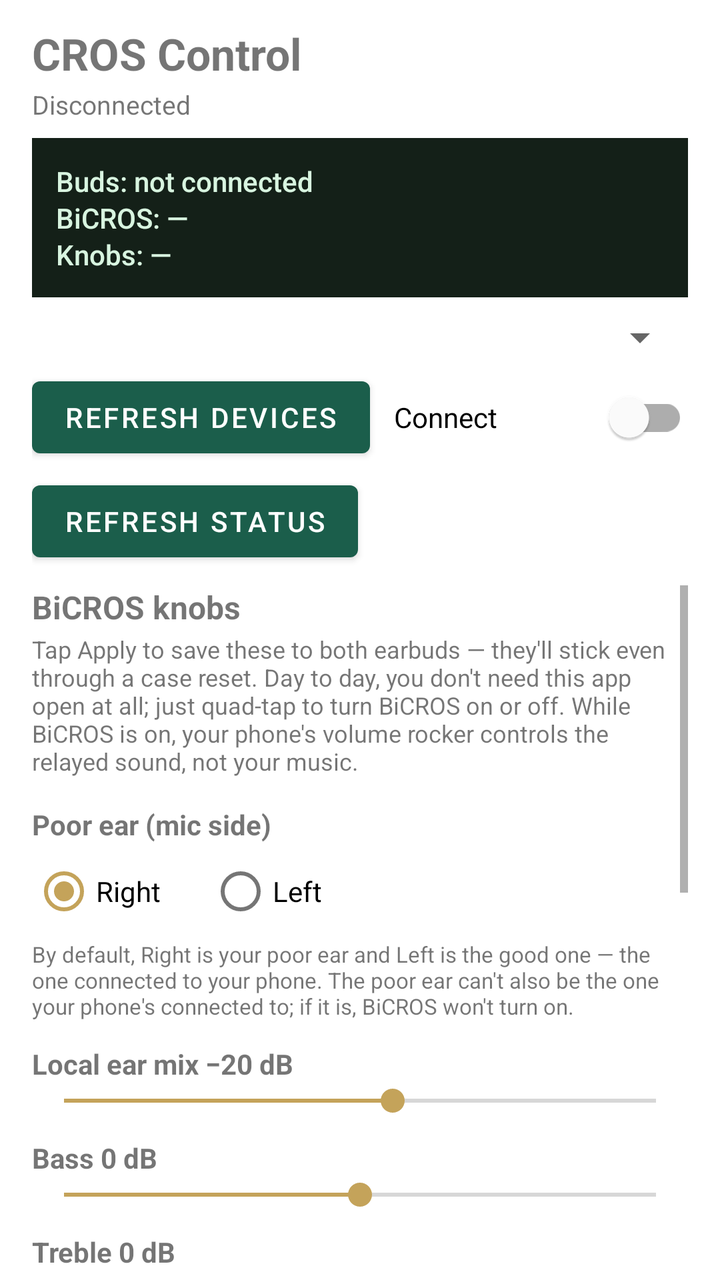
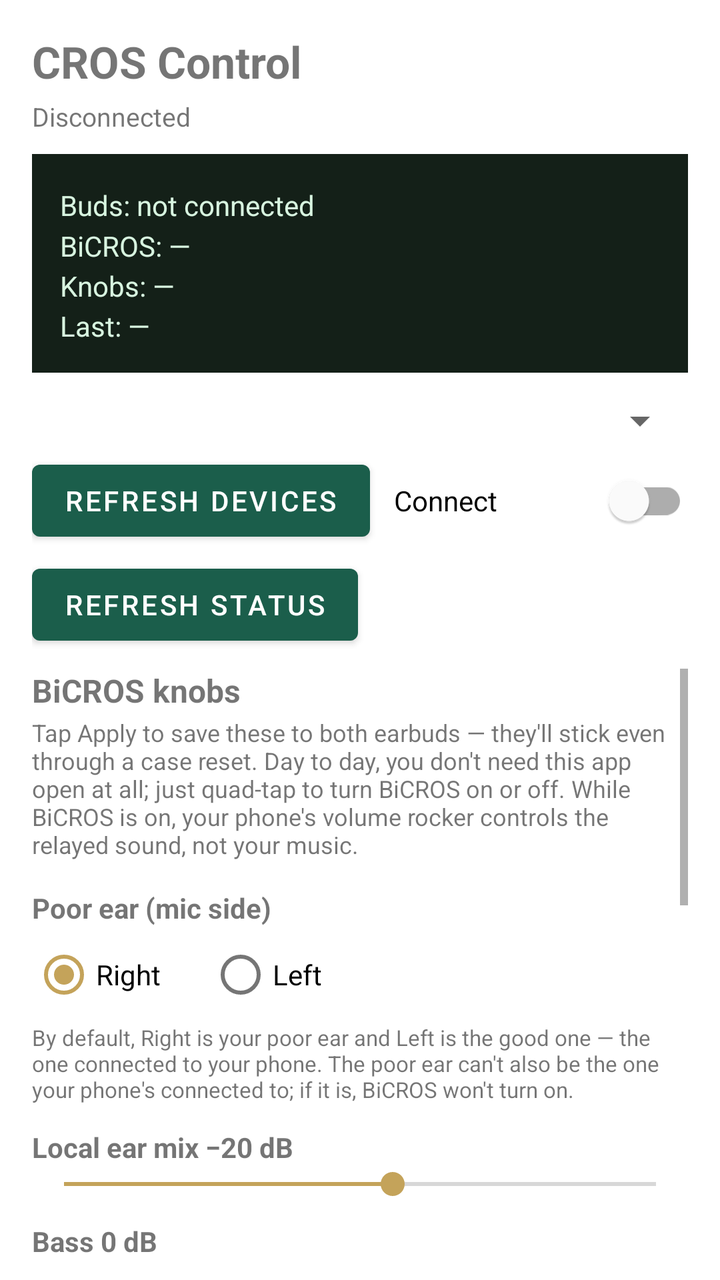

Before-and-after screenshots of an Android layout around one commit, followed by the original layout XML and the change that was made.
<!-- AndroidManifest.xml: application theme Theme.CrosLog -->
<!-- res/layout/activity_main.xml -->
<?xml version="1.0" encoding="utf-8"?>
<LinearLayout xmlns:android="http://schemas.android.com/apk/res/android"
    android:layout_width="match_parent"
    android:layout_height="match_parent"
    android:orientation="vertical"
    android:paddingHorizontal="16dp"
    android:paddingTop="12dp"
    android:paddingBottom="8dp">

    <TextView
        android:id="@+id/titleText"
        android:layout_width="match_parent"
        android:layout_height="wrap_content"
        android:text="@string/app_name"
        android:textSize="22sp"
        android:textStyle="bold" />

    <TextView
        android:id="@+id/statusText"
        android:layout_width="match_parent"
        android:layout_height="wrap_content"
        android:layout_marginTop="2dp"
        android:text="@string/status_idle"
        android:textSize="13sp" />

    <TextView
        android:id="@+id/statusBanner"
        android:layout_width="match_parent"
        android:layout_height="wrap_content"
        android:layout_marginTop="8dp"
        android:background="#142018"
        android:fontFamily="sans-serif-medium"
        android:lineSpacingExtra="2dp"
        android:padding="12dp"
        android:text="@string/status_banner_idle"
        android:textColor="#D8F5E0"
        android:textSize="14sp" />

    <Spinner
        android:id="@+id/deviceSpinner"
        android:layout_width="match_parent"
        android:layout_height="wrap_content"
        android:layout_marginTop="8dp" />

    <LinearLayout
        android:layout_width="match_parent"
        android:layout_height="wrap_content"
        android:layout_marginTop="4dp"
        android:gravity="center_vertical"
        android:orientation="horizontal">

        <Button
            android:id="@+id/refreshButton"
            android:layout_width="wrap_content"
            android:layout_height="wrap_content"
            android:text="@string/refresh" />

        <com.google.android.material.switchmaterial.SwitchMaterial
            android:id="@+id/connectSwitch"
            android:layout_width="0dp"
            android:layout_height="wrap_content"
            android:layout_marginStart="12dp"
            android:layout_weight="1"
            android:checked="false"
            android:text="@string/connect_toggle" />
    </LinearLayout>

    <Button
        android:id="@+id/refreshStatusButton"
        android:layout_width="wrap_content"
        android:layout_height="wrap_content"
        android:layout_marginTop="4dp"
        android:text="@string/refresh_status" />

    <ScrollView
        android:layout_width="match_parent"
        android:layout_height="0dp"
        android:layout_marginTop="8dp"
        android:layout_weight="1"
        android:fillViewport="true">

        <LinearLayout
            android:layout_width="match_parent"
            android:layout_height="wrap_content"
            android:orientation="vertical"
            android:paddingBottom="16dp">

            <TextView
                android:layout_width="match_parent"
                android:layout_height="wrap_content"
                android:text="@string/knobs_title"
                android:textSize="16sp"
                android:textStyle="bold" />

            <TextView
                android:layout_width="match_parent"
                android:layout_height="wrap_content"
                android:layout_marginTop="2dp"
                android:text="@string/knobs_hint"
                android:textSize="12sp" />

            <TextView
                android:layout_width="match_parent"
                android:layout_height="wrap_content"
                android:layout_marginTop="14dp"
                android:text="@string/poor_side_label"
                android:textStyle="bold" />

            <RadioGroup
                android:id="@+id/poorSideGroup"
                android:layout_width="match_parent"
                android:layout_height="wrap_content"
                android:orientation="horizontal">

                <RadioButton
                    android:id="@+id/poorRight"
                    android:layout_width="wrap_content"
                    android:layout_height="wrap_content"
                    android:checked="true"
                    android:text="@string/poor_right" />

                <RadioButton
                    android:id="@+id/poorLeft"
                    android:layout_width="wrap_content"
                    android:layout_height="wrap_content"
                    android:layout_marginStart="24dp"
                    android:text="@string/poor_left" />
            </RadioGroup>

            <TextView
                android:layout_width="match_parent"
                android:layout_height="wrap_content"
                android:text="@string/poor_side_hint"
                android:textSize="11sp" />

            <TextView
                android:id="@+id/mixLabel"
                android:layout_width="match_parent"
                android:layout_height="wrap_content"
                android:layout_marginTop="12dp"
                android:text="@string/mix_label"
                android:textStyle="bold" />

            <SeekBar
                android:id="@+id/mixSeek"
                android:layout_width="match_parent"
                android:layout_height="wrap_content"
                android:max="9"
                android:progress="5" />

            <TextView
                android:id="@+id/bassLabel"
                android:layout_width="match_parent"
                android:layout_height="wrap_content"
                android:layout_marginTop="10dp"
                android:text="@string/bass_label"
                android:textStyle="bold" />

            <SeekBar
                android:id="@+id/bassSeek"
                android:layout_width="match_parent"
                android:layout_height="wrap_content"
                android:max="12"
                android:progress="6" />

            <TextView
                android:id="@+id/trebleLabel"
                android:layout_width="match_parent"
                android:layout_height="wrap_content"
                android:layout_marginTop="10dp"
                android:text="@string/treble_label"
                android:textStyle="bold" />

            <SeekBar
                android:id="@+id/trebleSeek"
                android:layout_width="match_parent"
                android:layout_height="wrap_content"
                android:max="12"
                android:progress="6" />

            <TextView
                android:id="@+id/volLabel"
                android:layout_width="match_parent"
                android:layout_height="wrap_content"
                android:layout_marginTop="10dp"
                android:text="@string/vol_label"
                android:textStyle="bold" />

            <SeekBar
                android:id="@+id/volSeek"
                android:layout_width="match_parent"
                android:layout_height="wrap_content"
                android:max="15"
                android:progress="8" />

            <TextView
                android:id="@+id/noiseLabel"
                android:layout_width="match_parent"
                android:layout_height="wrap_content"
                android:layout_marginTop="10dp"
                android:text="@string/noise_label"
                android:textStyle="bold" />

            <SeekBar
                android:id="@+id/noiseSeek"
                android:layout_width="match_parent"
                android:layout_height="wrap_content"
                android:max="5"
                android:progress="3" />

            <LinearLayout
                android:layout_width="match_parent"
                android:layout_height="wrap_content"
                android:layout_marginTop="12dp"
                android:orientation="horizontal">

                <Button
                    android:id="@+id/applyCfgButton"
                    android:layout_width="0dp"
                    android:layout_height="wrap_content"
                    android:layout_weight="1"
                    android:text="@string/apply_cfg" />

                <Button
                    android:id="@+id/getCfgButton"
                    android:layout_width="0dp"
                    android:layout_height="wrap_content"
                    android:layout_marginStart="8dp"
                    android:layout_weight="1"
                    android:text="@string/get_cfg" />
            </LinearLayout>

            <View
                android:layout_width="match_parent"
                android:layout_height="1dp"
                android:layout_marginTop="20dp"
                android:layout_marginBottom="12dp"
                android:background="?android:attr/listDivider" />

            <TextView
                android:layout_width="match_parent"
                android:layout_height="wrap_content"
                android:text="@string/dev_title"
                android:textSize="16sp"
                android:textStyle="bold" />

            <TextView
                android:layout_width="match_parent"
                android:layout_height="wrap_content"
                android:layout_marginTop="2dp"
                android:text="@string/dev_hint"
                android:textSize="12sp" />

            <com.google.android.material.switchmaterial.SwitchMaterial
                android:id="@+id/devLogSwitch"
                android:layout_width="match_parent"
                android:layout_height="wrap_content"
                android:layout_marginTop="6dp"
                android:checked="false"
                android:text="@string/dev_toggle" />

            <LinearLayout
                android:id="@+id/devPanel"
                android:layout_width="match_parent"
                android:layout_height="wrap_content"
                android:orientation="vertical"
                android:visibility="gone">

                <TextView
                    android:layout_width="match_parent"
                    android:layout_height="wrap_content"
                    android:layout_marginTop="8dp"
                    android:text="@string/sco_hint"
                    android:textSize="12sp" />

                <Button
                    android:id="@+id/scoButton"
                    android:layout_width="wrap_content"
                    android:layout_height="wrap_content"
                    android:layout_marginTop="4dp"
                    android:text="@string/sco_start" />

                <LinearLayout
                    android:layout_width="match_parent"
                    android:layout_height="wrap_content"
                    android:layout_marginTop="8dp"
                    android:gravity="center_vertical"
                    android:orientation="horizontal">

                    <TextView
                        android:id="@+id/logCountText"
                        android:layout_width="0dp"
                        android:layout_height="wrap_content"
                        android:layout_weight="1"
                        android:text="@string/log_count_zero"
                        android:textSize="12sp" />

                    <Button
                        android:id="@+id/shareButton"
                        android:layout_width="wrap_content"
                        android:layout_height="wrap_content"
                        android:text="@string/share" />

                    <Button
                        android:id="@+id/clearButton"
                        android:layout_width="wrap_content"
                        android:layout_height="wrap_content"
                        android:layout_marginStart="8dp"
                        android:text="@string/clear" />
                </LinearLayout>

                <ScrollView
                    android:id="@+id/logScroll"
                    android:layout_width="match_parent"
                    android:layout_height="220dp"
                    android:layout_marginTop="6dp"
                    android:background="#111111"
                    android:fillViewport="true"
                    android:padding="8dp">

                    <TextView
                        android:id="@+id/logView"
                        android:layout_width="match_parent"
                        android:layout_height="wrap_content"
                        android:fontFamily="monospace"
                        android:textColor="#B8F0C8"
                        android:textIsSelectable="true"
                        android:textSize="11sp" />
                </ScrollView>
            </LinearLayout>

            <Button
                android:id="@+id/helpButton"
                android:layout_width="match_parent"
                android:layout_height="wrap_content"
                android:layout_marginTop="16dp"
                android:text="@string/help"
                style="?attr/materialButtonOutlinedStyle" />
        </LinearLayout>
    </ScrollView>
</LinearLayout>
<!-- resources referenced by this layout -->
<resources>
  <string name="app_name">CROS Control</string>
  <string name="apply_cfg">Apply to buds</string>
  <string name="bass_label">Bass 0 dB</string>
  <string name="clear">Clear</string>
  <string name="connect_toggle">Connect</string>
  <string name="dev_hint">Off by default, since streaming a log can compete with BiCROS\'s own connection. Turn this on only when you\'re capturing a log to report a problem.</string>
  <string name="dev_title">Support log</string>
  <string name="dev_toggle">Show support log</string>
  <string name="get_cfg">Get from buds</string>
  <string name="help">Help</string>
  <string name="knobs_hint">Tap Apply to save these to both earbuds — they\'ll stick even through a case reset. Day to day, you don\'t need this app open at all; just quad-tap to turn BiCROS on or off. While BiCROS is on, your phone\'s volume rocker controls the relayed sound, not your music.</string>
  <string name="knobs_title">BiCROS knobs</string>
  <string name="log_count_zero">0 lines</string>
  <string name="mix_label">Local ear mix −20 dB</string>
  <string name="noise_label">Link hiss filter 3 / 5</string>
  <string name="poor_left">Left</string>
  <string name="poor_right">Right</string>
  <string name="poor_side_hint">By default, Right is your poor ear and Left is the good one — the one connected to your phone. The poor ear can\'t also be the one your phone\'s connected to; if it is, BiCROS won\'t turn on.</string>
  <string name="poor_side_label">Poor ear (mic side)</string>
  <string name="refresh">Refresh devices</string>
  <string name="refresh_status">Refresh status</string>
  <string name="sco_hint">This is a developer testing tool — it starts a phone-call-style connection for debugging, not BiCROS itself. Most people should leave this off.</string>
  <string name="sco_start">Phone SCO on</string>
  <string name="share">Share log</string>
  <string name="status_banner_idle">Buds: not connected\nBiCROS: —\nKnobs: —</string>
  <string name="status_idle">Disconnected</string>
  <string name="treble_label">Treble 0 dB</string>
  <string name="vol_label">CROS path level 8 / 15</string>
  <style name="Theme.CrosLog" parent="Theme.MaterialComponents.DayNight.DarkActionBar">
          <item name="colorPrimary">#1B5E4B</item>
          <item name="colorPrimaryVariant">#0F3D31</item>
          <item name="colorOnPrimary">#FFFFFF</item>
          <item name="colorSecondary">#C4A35A</item>
          <item name="android:statusBarColor">#0F3D31</item>
      </style>
</resources>

<!-- the commit's change to res/layout/activity_main.xml (unified diff, before → after) -->
@@ -2,15 +2,17 @@
 <LinearLayout xmlns:android="http://schemas.android.com/apk/res/android"
     android:layout_width="match_parent"
     android:layout_height="match_parent"
+    android:fitsSystemWindows="true"
     android:orientation="vertical"
     android:paddingHorizontal="16dp"
-    android:paddingTop="12dp"
+    android:paddingTop="16dp"
     android:paddingBottom="8dp">
 
     <TextView
         android:id="@+id/titleText"
         android:layout_width="match_parent"
         android:layout_height="wrap_content"
+        android:layout_marginBottom="4dp"
         android:text="@string/app_name"
         android:textSize="22sp"
         android:textStyle="bold" />
@@ -19,7 +21,7 @@
         android:id="@+id/statusText"
         android:layout_width="match_parent"
         android:layout_height="wrap_content"
-        android:layout_marginTop="2dp"
+        android:layout_marginBottom="10dp"
         android:text="@string/status_idle"
         android:textSize="13sp" />
 
@@ -27,11 +29,15 @@
         android:id="@+id/statusBanner"
         android:layout_width="match_parent"
         android:layout_height="wrap_content"
-        android:layout_marginTop="8dp"
         android:background="#142018"
-        android:fontFamily="sans-serif-medium"
-        android:lineSpacingExtra="2dp"
-        android:padding="12dp"
+        android:fontFamily="sans-serif"
+        android:includeFontPadding="true"
+        android:lineSpacingExtra="3dp"
+        android:lineSpacingMultiplier="1.05"
+        android:paddingStart="14dp"
+        android:paddingTop="16dp"
+        android:paddingEnd="14dp"
+        android:paddingBottom="14dp"
         android:text="@string/status_banner_idle"
         android:textColor="#D8F5E0"
         android:textSize="14sp" />
@@ -40,7 +46,7 @@
         android:id="@+id/deviceSpinner"
         android:layout_width="match_parent"
         android:layout_height="wrap_content"
-        android:layout_marginTop="8dp" />
+        android:layout_marginTop="12dp" />
 
     <LinearLayout
         android:layout_width="match_parent"
<!-- resource entries referenced after the edit -->
@@ -24,16 +24,18 @@
   <string name="sco_hint">This is a developer testing tool — it starts a phone-call-style connection for debugging, not BiCROS itself. Most people should leave this off.</string>
   <string name="sco_start">Phone SCO on</string>
   <string name="share">Share log</string>
-  <string name="status_banner_idle">Buds: not connected\nBiCROS: —\nKnobs: —</string>
+  <string name="status_banner_idle">Buds: not connected\nBiCROS: —\nKnobs: —\nLast: —</string>
   <string name="status_idle">Disconnected</string>
   <string name="treble_label">Treble 0 dB</string>
   <string name="vol_label">CROS path level 8 / 15</string>
-  <style name="Theme.CrosLog" parent="Theme.MaterialComponents.DayNight.DarkActionBar">
+  <style name="Theme.CrosLog" parent="Theme.MaterialComponents.DayNight.NoActionBar">
           <item name="colorPrimary">#1B5E4B</item>
           <item name="colorPrimaryVariant">#0F3D31</item>
           <item name="colorOnPrimary">#FFFFFF</item>
           <item name="colorSecondary">#C4A35A</item>
           <item name="android:statusBarColor">#0F3D31</item>
+          <item name="android:navigationBarColor">#000000</item>
+          <item name="android:windowLightStatusBar">false</item>
       </style>
 </resources>
 
